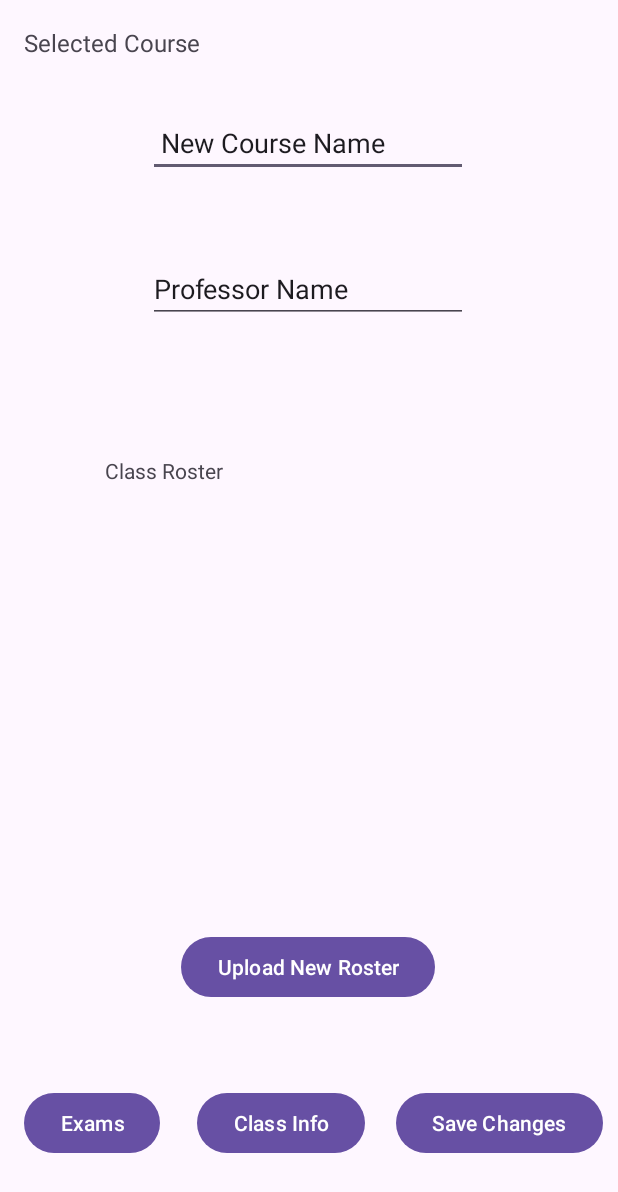
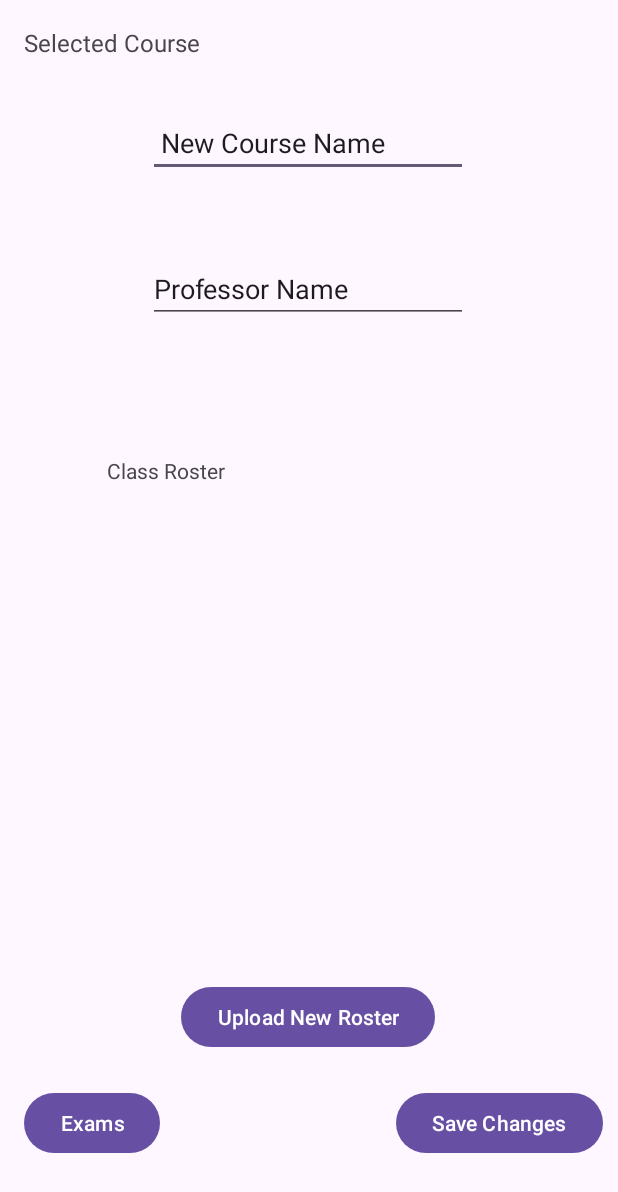
Before and after one commit to l89umbc/AGA, an Android app: the SelectedCourseActivity screen opened directly, with no data from a screen before it, on a phone screen of 412 x 824 dp. Shown: the top 1192 px of the screen. Run offline under Robolectric (Android 15) with nearby library versions, the phone set to English and light mode, and no system bars; libraries missing offline, so code that uses them is left out: com.opencsv.

```diff
--- a/app/src/main/java/com/example/anonymousgradingapplication/SelectedCourseActivity.java
+++ b/app/src/main/java/com/example/anonymousgradingapplication/SelectedCourseActivity.java
@@ -27,7 +27,6 @@ import java.util.List;
 
 public class SelectedCourseActivity extends AppCompatActivity {
 
-    private Button classInfoButton;
     private Button examsButton;
     private Button saveButton;
     private Button uploadButton;
@@ -41,7 +40,6 @@ public class SelectedCourseActivity extends AppCompatActivity {
         super.onCreate(savedInstanceState);
         setContentView(R.layout.activity_selected_course);
 
-        classInfoButton = (Button) findViewById(R.id.buttonClassInfo);
         examsButton = (Button) findViewById(R.id.buttonExams);
         saveButton = (Button) findViewById(R.id.buttonCourseSave);
         uploadButton = (Button) findViewById(R.id.buttonUploadRoster);
@@ -53,14 +51,6 @@ public class SelectedCourseActivity extends AppCompatActivity {
             @Override
             public void onClick(View v) {
                 Intent myIntent = new Intent(SelectedCourseActivity.this, AddExamActivity.class);
-                startActivity(myIntent);
-            }
-        });
-
-        classInfoButton.setOnClickListener(new View.OnClickListener() {
-            @Override
-            public void onClick(View v) {
-                Intent myIntent = new Intent(SelectedCourseActivity.this, ClassInfoActivity.class);
                 startActivity(myIntent);
             }
         });
--- a/app/src/main/res/layout/activity_class_info.xml
+++ b/app/src/main/res/layout/activity_class_info.xml
@@ -18,7 +18,7 @@
         app:layout_constraintTop_toTopOf="parent"
         app:layout_constraintVertical_bias="0.065" />
 
-    <LinearLayout
+    <ListView
         android:id="@+id/studentHolder"
         android:layout_width="331dp"
         android:layout_height="504dp"
@@ -27,7 +27,7 @@
         app:layout_constraintEnd_toEndOf="parent"
         app:layout_constraintStart_toStartOf="parent"
         app:layout_constraintTop_toTopOf="parent"
-        app:layout_constraintVertical_bias="0.497"></LinearLayout>
+        app:layout_constraintVertical_bias="0.497"></ListView>
 
     <Button
         android:id="@+id/buttonClassInfoBack"
--- a/app/src/main/res/layout/activity_selected_course.xml
+++ b/app/src/main/res/layout/activity_selected_course.xml
@@ -50,14 +50,15 @@
 
     <TextView
         android:id="@+id/textViewRoster"
-        android:layout_width="271dp"
-        android:layout_height="216dp"
+        android:layout_width="268dp"
+        android:layout_height="251dp"
         android:text="Class Roster"
         app:layout_constraintBottom_toBottomOf="parent"
         app:layout_constraintEnd_toEndOf="parent"
         app:layout_constraintHorizontal_bias="0.496"
         app:layout_constraintStart_toStartOf="parent"
-        app:layout_constraintTop_toTopOf="parent" />
+        app:layout_constraintTop_toTopOf="parent"
+        app:layout_constraintVertical_bias="0.531" />
 
     <Button
         android:id="@+id/buttonExams"
@@ -67,18 +68,6 @@
         app:layout_constraintBottom_toBottomOf="parent"
         app:layout_constraintEnd_toEndOf="parent"
         app:layout_constraintHorizontal_bias="0.05"
-        app:layout_constraintStart_toStartOf="parent"
-        app:layout_constraintTop_toTopOf="parent"
-        app:layout_constraintVertical_bias="0.934" />
-
-    <Button
-        android:id="@+id/buttonClassInfo"
-        android:layout_width="wrap_content"
-        android:layout_height="wrap_content"
-        android:text="Class Info"
-        app:layout_constraintBottom_toBottomOf="parent"
-        app:layout_constraintEnd_toEndOf="parent"
-        app:layout_constraintHorizontal_bias="0.438"
         app:layout_constraintStart_toStartOf="parent"
         app:layout_constraintTop_toTopOf="parent"
         app:layout_constraintVertical_bias="0.934" />
@@ -105,6 +94,6 @@
         app:layout_constraintHorizontal_bias="0.497"
         app:layout_constraintStart_toStartOf="parent"
         app:layout_constraintTop_toTopOf="parent"
-        app:layout_constraintVertical_bias="0.8" />
+        app:layout_constraintVertical_bias="0.843" />
 
 </androidx.constraintlayout.widget.ConstraintLayout>
```
Also changed, not shown: app/src/main/java/com/example/anonymousgradingapplication/BarcodeMapAdapter.java (+4 -3 lines), app/src/main/java/com/example/anonymousgradingapplication/ClassInfoActivity.java (+33 -0 lines), app/src/main/java/com/example/anonymousgradingapplication/ExamScanActivity.java (+12 -4 lines).
